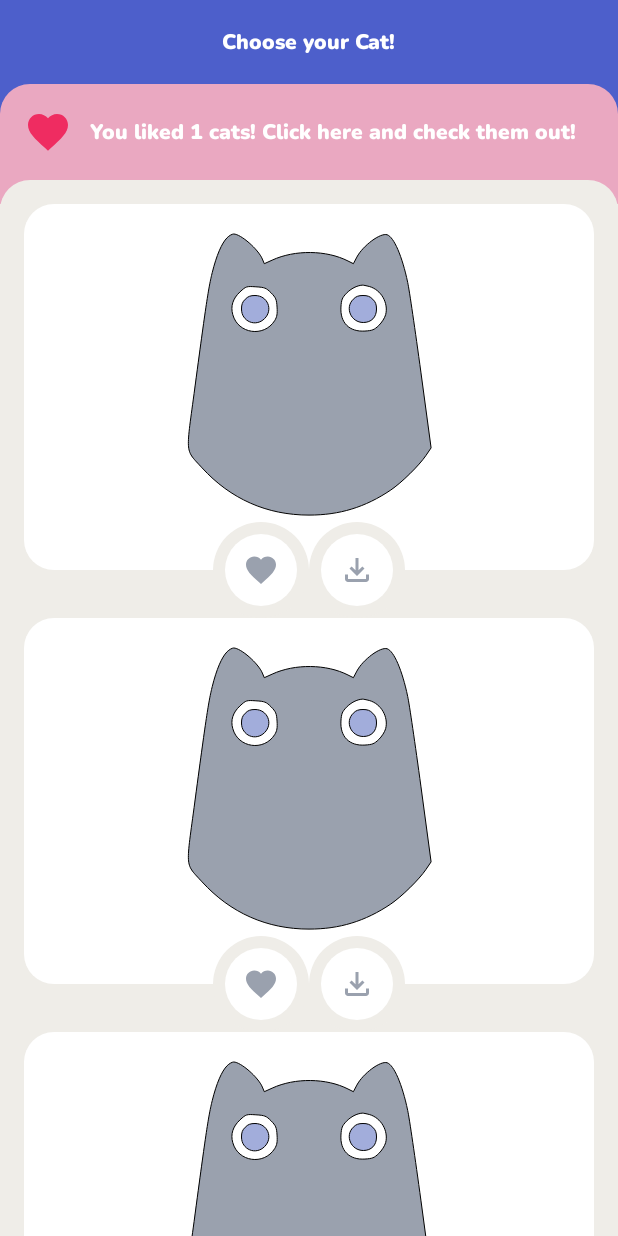
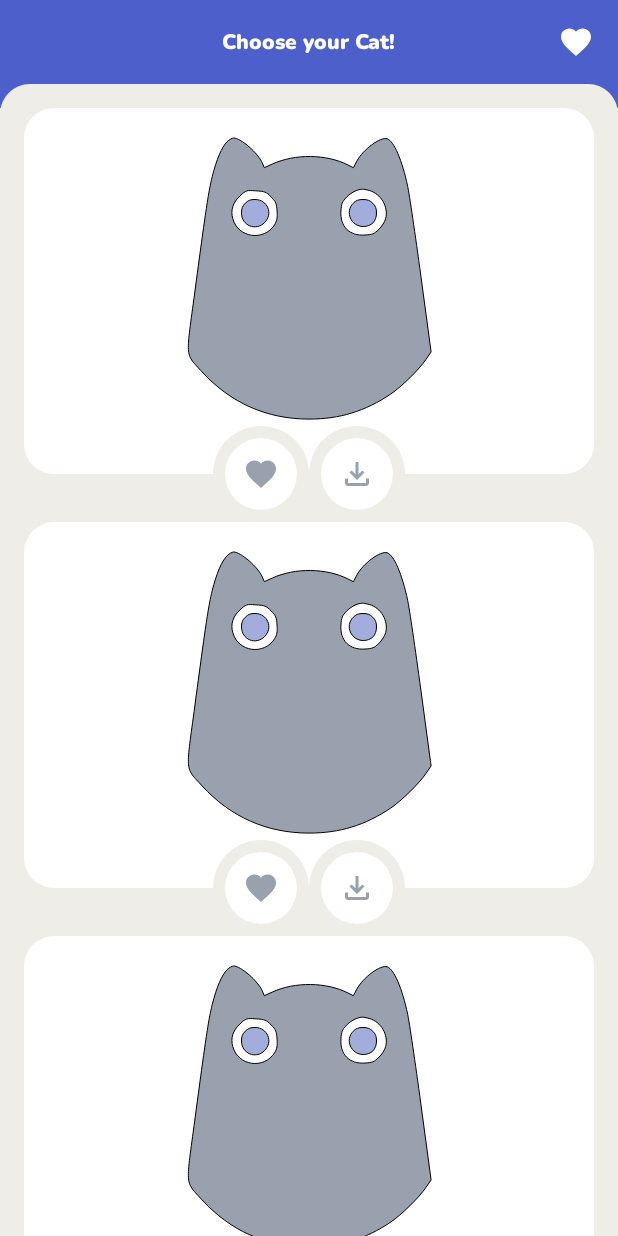
Before and after one commit to CoderPants/CatsPreview, an Android app: the layout fragment_cats.xml on its own in the app's theme, with its tools: preview values and no code run, on a phone screen of 412 x 824 dp. Run offline under Robolectric (Android 15) with nearby library versions, the phone set to English and light mode, and no system bars; network calls fail.

Commit message:
Changed design

```diff
--- a/app/src/main/java/com/theoldone/catspreview/db/CatsDataBase.kt
+++ b/app/src/main/java/com/theoldone/catspreview/db/CatsDataBase.kt
@@ -4,11 +4,9 @@ import android.content.Context
 import androidx.room.Database
 import androidx.room.Room
 import androidx.room.RoomDatabase
-import androidx.room.TypeConverters
 import com.theoldone.catspreview.db.models.CatDBModel
 
 @Database(entities = [CatDBModel::class], version = 1)
-@TypeConverters(BreedListConverter::class)
 abstract class CatsDataBase : RoomDatabase() {
 
 	abstract fun launchDao(): FavoriteCatsDao
--- a/app/src/main/java/com/theoldone/catspreview/db/models/CatDBModel.kt
+++ b/app/src/main/java/com/theoldone/catspreview/db/models/CatDBModel.kt
@@ -2,8 +2,6 @@ package com.theoldone.catspreview.db.models
 
 import androidx.room.Entity
 import androidx.room.PrimaryKey
-import androidx.room.TypeConverters
-import com.theoldone.catspreview.db.BreedListConverter
 import com.theoldone.catspreview.db.FavoriteCatsDao
 import com.theoldone.catspreview.ui.viewmodels.CatViewModel
 
@@ -13,9 +11,7 @@ data class CatDBModel(
 	val id: String = "",
 	val url: String = "",
 	val imageWidth: Int = 0,
-	val imageHeight: Int = 0,
-	@TypeConverters(BreedListConverter::class)
-	val breeds: List<BreedDBModel>?
+	val imageHeight: Int = 0
 )
 
 fun CatDBModel.toViewModel(isFavorite: Boolean) = CatViewModel(id, url, imageWidth, imageHeight, isFavorite)
--- a/app/src/main/java/com/theoldone/catspreview/server/models/CatServerModel.kt
+++ b/app/src/main/java/com/theoldone/catspreview/server/models/CatServerModel.kt
@@ -1,7 +1,6 @@
 package com.theoldone.catspreview.server.models
 
 import com.google.gson.annotations.SerializedName
-import com.theoldone.catspreview.db.models.CatDBModel
 import com.theoldone.catspreview.ui.viewmodels.CatViewModel
 
 data class CatServerModel(
@@ -15,5 +14,3 @@ data class CatServerModel(
 )
 
 fun CatServerModel.toViewModel(isFavorite: Boolean) = CatViewModel(id, url, imageWidth, imageHeight, isFavorite)
-
-fun CatServerModel.toDBModel() = CatDBModel(id, url, imageWidth, imageHeight, breeds.map { it.toDBModel() })
--- a/app/src/main/java/com/theoldone/catspreview/ui/activities/BindingActivity.kt
+++ b/app/src/main/java/com/theoldone/catspreview/ui/activities/BaseActivity.kt
@@ -1,12 +1,11 @@
 package com.theoldone.catspreview.ui.activities
 
 import android.os.Bundle
-import androidx.appcompat.app.AppCompatActivity
 import androidx.databinding.DataBindingUtil
 import androidx.databinding.ViewDataBinding
 import dagger.android.support.DaggerAppCompatActivity
 
-abstract class BindingActivity<T : ViewDataBinding>(private val layoutResId: Int) : DaggerAppCompatActivity() {
+abstract class BaseActivity<T : ViewDataBinding>(private val layoutResId: Int) : DaggerAppCompatActivity() {
 	protected lateinit var binding: T
 
 	override fun onCreate(inState: Bundle?) {
--- a/app/src/main/java/com/theoldone/catspreview/ui/activities/MainActivity.kt
+++ b/app/src/main/java/com/theoldone/catspreview/ui/activities/MainActivity.kt
@@ -18,7 +18,7 @@ import com.theoldone.catspreview.utils.launchMain
 import com.theoldone.catspreview.vm.MainVM
 import javax.inject.Inject
 
-class MainActivity : BindingActivity<ActvityMainBinding>(R.layout.actvity_main), FavoritesProvider {
+class MainActivity : BaseActivity<ActvityMainBinding>(R.layout.actvity_main), FavoritesProvider {
 
 	override val favorites: List<CatDBModel> get() = viewModel.favorites
 
--- a/app/src/main/java/com/theoldone/catspreview/ui/fragments/FavoriteCatsFragment.kt
+++ b/app/src/main/java/com/theoldone/catspreview/ui/fragments/FavoriteCatsFragment.kt
@@ -8,13 +8,17 @@ import android.view.View.VISIBLE
 import androidx.lifecycle.Lifecycle
 import androidx.lifecycle.flowWithLifecycle
 import androidx.lifecycle.lifecycleScope
+import androidx.recyclerview.widget.RecyclerView
+import androidx.recyclerview.widget.RecyclerView.Adapter.StateRestorationPolicy.PREVENT_WHEN_EMPTY
 import com.theoldone.catspreview.R
 import com.theoldone.catspreview.databinding.FragmentFavoriteCatsBinding
 import com.theoldone.catspreview.db.models.CatDBModel
 import com.theoldone.catspreview.di.main.favoriteCats.FavoriteCatsFactory
 import com.theoldone.catspreview.ui.adapters.CatsAdapter
+import com.theoldone.catspreview.ui.decorations.MarginDecoration
 import com.theoldone.catspreview.ui.screenstates.InitFavorites
 import com.theoldone.catspreview.ui.viewmodels.CatViewModel
+import com.theoldone.catspreview.utils.dp
 import com.theoldone.catspreview.utils.launchMain
 import com.theoldone.catspreview.vm.FavoriteCatsVM
 import javax.inject.Inject
@@ -37,7 +41,9 @@ class FavoriteCatsFragment : BaseFragment<FragmentFavoriteCatsBinding>(R.layout.
 
 	override fun onViewCreated(view: View, savedInstanceState: Bundle?) {
 		super.onViewCreated(view, savedInstanceState)
+		adapter.stateRestorationPolicy = PREVENT_WHEN_EMPTY
 		binding.rvFavoriteCats.adapter = adapter
+		binding.rvFavoriteCats.addItemDecoration(MarginDecoration(middleIndentPx = 10.dp))
 	}
 
 	override fun updateFavorites(favoriteCats: List<CatDBModel>) {
--- a/app/src/main/java/com/theoldone/catspreview/ui/screenstates/CatsScreenState.kt
+++ b/app/src/main/java/com/theoldone/catspreview/ui/screenstates/CatsScreenState.kt
@@ -6,4 +6,4 @@ sealed interface CatsScreenState
 class UpdateProgress(val showProgress: Boolean) : CatsScreenState
 object ShowBottomProgress : CatsScreenState
 class InitCats(val cats: List<CatViewModel>) : CatsScreenState
-class UpdateFavoriteText(val favoritesText: String) : CatsScreenState
+object FavoriteAnimation : CatsScreenState
--- a/app/src/main/java/com/theoldone/catspreview/ui/viewmodels/CatViewModel.kt
+++ b/app/src/main/java/com/theoldone/catspreview/ui/viewmodels/CatViewModel.kt
@@ -2,6 +2,7 @@ package com.theoldone.catspreview.ui.viewmodels
 
 import androidx.annotation.ColorRes
 import com.theoldone.catspreview.R
+import com.theoldone.catspreview.db.models.CatDBModel
 
 data class CatViewModel(
 	override val id: String = "",
@@ -16,3 +17,5 @@ data class CatViewModel(
 	@ColorRes
 	val favoriteColor = if (isFavorite) R.color.razzmatazz else R.color.manatee
 }
+
+fun CatViewModel.toDBModel() = CatDBModel(id, url, imageWidth, imageHeight)
--- a/app/src/main/java/com/theoldone/catspreview/utils/BindingAdapter.kt
+++ b/app/src/main/java/com/theoldone/catspreview/utils/BindingAdapter.kt
@@ -1,6 +1,5 @@
 package com.theoldone.catspreview.utils
 
-import android.util.Log
 import android.view.View
 import androidx.annotation.ColorRes
 import androidx.appcompat.widget.AppCompatImageView
@@ -14,7 +13,6 @@ import com.theoldone.catspreview.R
 
 @BindingAdapter("bind:url", "bind:restrictSize", requireAll = false)
 fun setImage(view: AppCompatImageView, url: String?, restrictSize: Boolean?) {
-	Log.v("MYTAG", "setImage")
 	if (url == null)
 		return
 
--- a/app/src/main/java/com/theoldone/catspreview/utils/Settings.kt
+++ b/app/src/main/java/com/theoldone/catspreview/utils/Settings.kt
@@ -7,6 +7,7 @@ import android.content.SharedPreferences
 class Settings(context: Context) {
 	private val sharedPrefs: SharedPreferences
 	var writePermissionDialogAppeared: Boolean = false
+	var favoriteAnimPlayed: Boolean = false
 
 	init {
 		sharedPrefs = context.getSharedPreferences(PERSISTENCE_NAME, Activity.MODE_PRIVATE)
@@ -15,16 +16,19 @@ class Settings(context: Context) {
 
 	private fun load() {
 		writePermissionDialogAppeared = sharedPrefs.getBoolean(KEY_PERMISSION_DIALOG_APPEARED, writePermissionDialogAppeared)
+		favoriteAnimPlayed = sharedPrefs.getBoolean(KEY_FAVORITE_ANIM_PLAYED, favoriteAnimPlayed)
 	}
 
 	fun save() {
 		val editor = sharedPrefs.edit()
 		editor.putBoolean(KEY_PERMISSION_DIALOG_APPEARED, writePermissionDialogAppeared)
+		editor.putBoolean(KEY_FAVORITE_ANIM_PLAYED, favoriteAnimPlayed)
 		editor.apply()
 	}
 
 	companion object {
 		private const val PERSISTENCE_NAME = "Settings"
 		private const val KEY_PERMISSION_DIALOG_APPEARED = "permissionDialogAppeared"
+		private const val KEY_FAVORITE_ANIM_PLAYED = "favoriteAnimPlayed"
 	}
 }
--- a/app/src/main/res/drawable/ripple_rounded_top_radius.xml
+++ b/app/src/main/res/drawable/ripple_oval_white.xml
@@ -2,10 +2,7 @@
 <ripple xmlns:android="http://schemas.android.com/apk/res/android"
 	android:color="@color/white">
 	<item android:id="@android:id/mask">
-		<shape android:shape="rectangle">
-			<corners
-				android:topLeftRadius="@dimen/radius"
-				android:topRightRadius="@dimen/radius"/>
+		<shape android:shape="oval">
 			<solid android:color="@color/bright_gray"/>
 		</shape>
 	</item>
--- a/app/src/main/res/layout/fragment_cats.xml
+++ b/app/src/main/res/layout/fragment_cats.xml
@@ -22,7 +22,19 @@
 				app:navigationIcon="@null"
 				app:title="@string/choose_cat"
 				app:titleCentered="true"
-				app:titleTextAppearance="@style/ToolbarTextStyle"/>
+				app:titleTextAppearance="@style/ToolbarTextStyle">
+
+				<androidx.appcompat.widget.AppCompatImageView
+					android:id="@+id/btn_favorites"
+					android:layout_width="wrap_content"
+					android:layout_height="wrap_content"
+					android:padding="10dp"
+					android:layout_gravity="end"
+					android:background="@drawable/ripple_oval_white"
+					android:layout_marginHorizontal="6dp"
+					app:srcCompat="@drawable/ic_favorite"
+					app:tint="@color/white"/>
+			</com.google.android.material.appbar.MaterialToolbar>
 		</com.google.android.material.appbar.AppBarLayout>
 
 		<androidx.constraintlayout.widget.ConstraintLayout
@@ -31,60 +43,10 @@
 			app:layout_behavior="com.google.android.material.appbar.AppBarLayout$ScrollingViewBehavior">
 
 			<androidx.constraintlayout.widget.ConstraintLayout
-				android:id="@+id/btn_favorites"
 				android:layout_width="match_parent"
-				android:layout_height="wrap_content"
+				android:layout_height="match_parent"
 				android:background="@drawable/tab_background"
-				android:backgroundTint="@color/metallic_pink"
-				android:foreground="@drawable/ripple_rounded_top_radius"
-				android:paddingHorizontal="16dp"
-				android:paddingTop="16dp"
-				android:paddingBottom="36dp"
-				app:layout_constraintTop_toTopOf="parent">
-
-				<androidx.appcompat.widget.AppCompatImageView
-					android:id="@+id/iv_favorite"
-					android:layout_width="32dp"
-					android:layout_height="32dp"
-					app:layout_constraintBottom_toBottomOf="parent"
-					app:layout_constraintStart_toStartOf="parent"
-					app:layout_constraintTop_toTopOf="parent"
-					app:srcCompat="@drawable/ic_favorite"
-					app:tint="@color/razzmatazz"/>
-
-				<androidx.appcompat.widget.AppCompatTextView
-					android:id="@+id/tv_favorites_amount"
-					android:layout_width="wrap_content"
-					android:layout_height="wrap_content"
-					android:layout_marginHorizontal="10dp"
-					android:ellipsize="end"
-					android:maxLines="2"
-					android:textColor="@color/white"
-					app:fontFamily="@font/nunito_black"
-					app:layout_constrainedWidth="true"
-					app:layout_constraintBottom_toBottomOf="parent"
-					app:layout_constraintEnd_toEndOf="parent"
-					app:layout_constraintStart_toEndOf="@+id/iv_favorite"
-					app:layout_constraintTop_toTopOf="parent"
-					tools:text="You liked 1 cats! Click here and check them out!"/>
-
-			</androidx.constraintlayout.widget.ConstraintLayout>
-
-			<View
-				android:id="@+id/anchor"
-				android:layout_width="1dp"
-				android:layout_height="1dp"
-				android:layout_marginBottom="20dp"
-				app:layout_constraintBottom_toBottomOf="@+id/btn_favorites"
-				app:layout_constraintStart_toStartOf="@+id/btn_favorites"/>
-
-			<androidx.constraintlayout.widget.ConstraintLayout
-				android:layout_width="match_parent"
-				android:layout_height="0dp"
-				android:background="@drawable/tab_background"
-				android:backgroundTint="@color/bright_gray"
-				app:layout_constraintBottom_toBottomOf="parent"
-				app:layout_constraintTop_toBottomOf="@+id/anchor">
+				android:backgroundTint="@color/bright_gray">
 
 				<androidx.appcompat.widget.AppCompatTextView
 					android:id="@+id/btn_breeds"
```
Also changed, not shown: app/src/main/java/com/theoldone/catspreview/db/BreedListConverter.kt (deleted, +0 -22 lines), app/src/main/java/com/theoldone/catspreview/ui/fragments/CatsFragment.kt (+31 -3 lines), app/src/main/java/com/theoldone/catspreview/vm/CatsVM.kt (+17 -13 lines).
